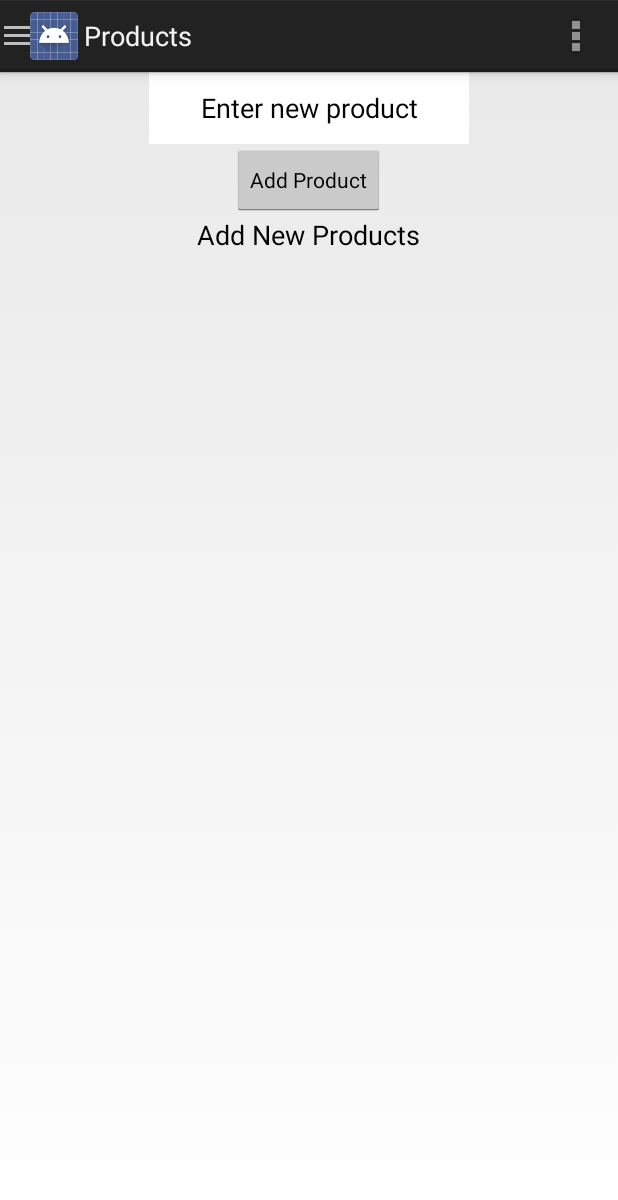
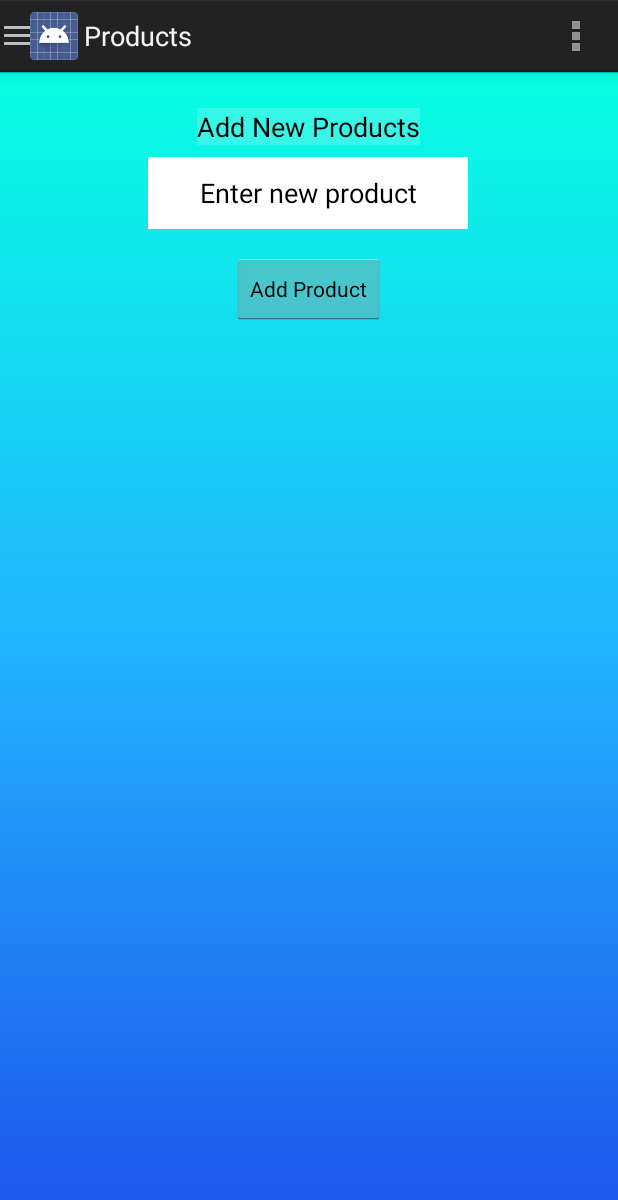
Before and after one commit to byroncoughlinSr/FamilyMealManagement, an Android app: the ProductActivity screen opened directly, with no data from a screen before it, on a phone screen of 412 x 824 dp. Shown: the top 1200 px of the screen. Run offline under Robolectric (Android 15) with nearby library versions, the phone set to English and light mode, and no system bars.

Commit message:
product view updates

```diff
--- /dev/null
+++ b/org.coughlin.android.fmm.v2.application1/orgcoughlinandroidfmmv2application/src/main/res/drawable/product_background.xml
@@ -0,0 +1,13 @@
+<?xml version="1.0" encoding="utf-8"?>
+<shape xmlns:android="http://schemas.android.com/apk/res/android"
+    android:shape="rectangle" >
+        <gradient
+            android:angle="90"
+            android:endColor="#07FFE2"
+            android:centerColor="#22B2FF"
+            android:startColor="#1E51E9"
+            android:type="linear" />
+
+    <corners
+        android:radius="0dp"/>
+</shape>
--- a/org.coughlin.android.fmm.v2.application1/orgcoughlinandroidfmmv2application/src/main/res/layout/activity_product.xml
+++ b/org.coughlin.android.fmm.v2.application1/orgcoughlinandroidfmmv2application/src/main/res/layout/activity_product.xml
@@ -1,21 +1,38 @@
 <?xml version="1.0" encoding="utf-8"?>
 <androidx.drawerlayout.widget.DrawerLayout xmlns:android="http://schemas.android.com/apk/res/android"
+    xmlns:app="http://schemas.android.com/apk/res-auto"
+    xmlns:tools="http://schemas.android.com/tools"
     android:id="@+id/drawer_layout"
     android:layout_width="fill_parent"
     android:layout_height="fill_parent"
-    android:layout_gravity="start">
+    android:layout_gravity="start"
+    android:background="@drawable/product_background">
 
-    <LinearLayout
+    <androidx.constraintlayout.widget.ConstraintLayout
+        android:id="@+id/linearLayout2"
         android:layout_width="wrap_content"
-        android:layout_height="wrap_content"
-        android:orientation="vertical">
+        android:layout_height="wrap_content">
 
+
+        <TextView
+            android:id="@+id/productTxt"
+            android:layout_width="wrap_content"
+            android:layout_height="wrap_content"
+            android:layout_marginTop="24dp"
+            android:background="#30F6ECEC"
+            android:gravity="center_vertical"
+            android:text="@string/add_product"
+            android:textAppearance="?android:attr/textAppearanceMedium"
+            app:layout_constraintEnd_toEndOf="parent"
+            app:layout_constraintHorizontal_bias="0.498"
+            app:layout_constraintStart_toStartOf="parent"
+            app:layout_constraintTop_toTopOf="parent" />
 
         <EditText
             android:id="@+id/newProductTxt"
             android:layout_width="wrap_content"
             android:layout_height="48dp"
-            android:layout_gravity="center"
+            android:layout_marginTop="8dp"
             android:autofillHints="@string/add_new_product"
             android:background="@android:color/background_light"
             android:ems="10"
@@ -25,26 +42,25 @@
             android:hint="@string/new_product_hint"
             android:inputType="text"
             android:textColor="@android:color/holo_green_dark"
-            android:textColorHint="@android:color/background_dark" />
+            android:textColorHint="@android:color/background_dark"
+            app:layout_constraintEnd_toEndOf="parent"
+            app:layout_constraintHorizontal_bias="0.497"
+            app:layout_constraintStart_toStartOf="parent"
+            app:layout_constraintTop_toBottomOf="@+id/productTxt" />
 
         <Button
             android:id="@+id/addProductBtn"
             style="?android:attr/buttonStyleSmall"
             android:layout_width="wrap_content"
             android:layout_height="wrap_content"
-            android:layout_gravity="bottom|center"
-            android:text="@string/add_new_product" />
+            android:layout_marginTop="16dp"
+            android:text="@string/add_new_product"
+            app:layout_constraintEnd_toEndOf="parent"
+            app:layout_constraintHorizontal_bias="0.498"
+            app:layout_constraintStart_toStartOf="parent"
+            app:layout_constraintTop_toBottomOf="@+id/newProductTxt" />
 
-        <TextView
-            android:id="@+id/productTxt"
-            android:layout_width="wrap_content"
-            android:layout_height="wrap_content"
-            android:layout_gravity="center_horizontal"
-            android:paddingBottom="135dp"
-            android:text="@string/add_product"
-            android:textAppearance="?android:attr/textAppearanceMedium" />
-
-    </LinearLayout>
+    </androidx.constraintlayout.widget.ConstraintLayout>
 
     <ListView
         android:id="@+id/left_drawer"
```
